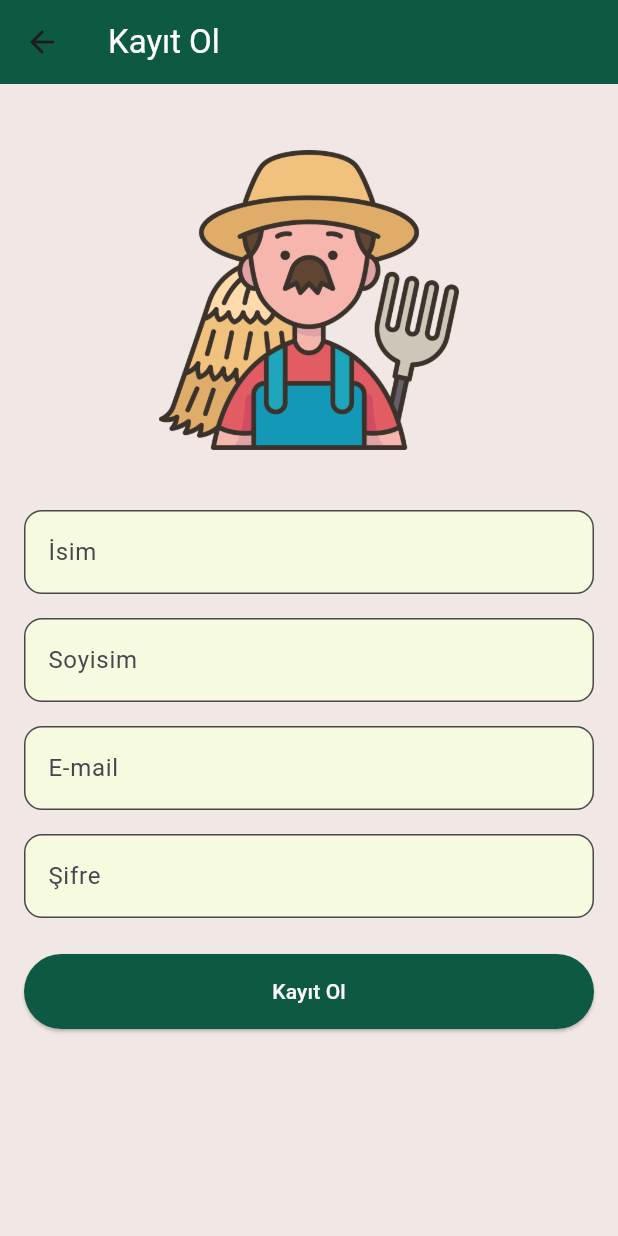
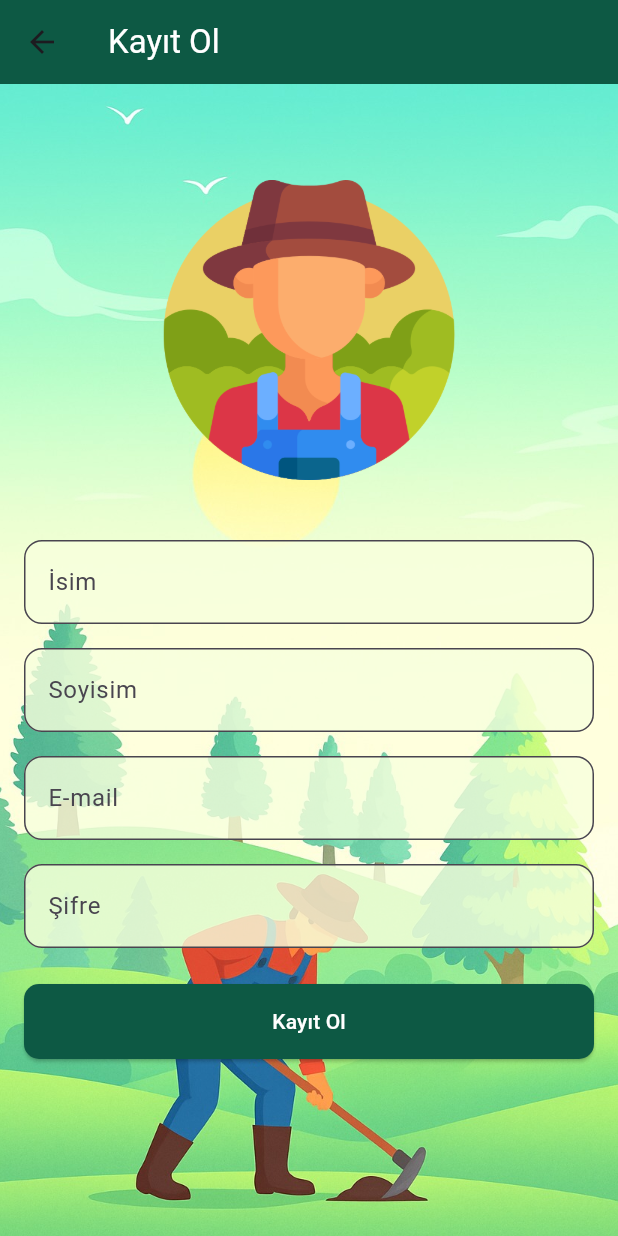
Before and after one commit to amessyrem/emmi, a Flutter app: the RegisterScreen screen opened directly, on a phone screen of 412 x 824 dp. Run offline on Flutter 3.47's test engine with Material 3 defaults, Android fonts, the phone set to English and light mode, and no system bars; our stand-ins replace cloud_firestore, firebase_auth, firebase_core, lottie; accounts and stored records are empty; network calls fail; statements that could not run were skipped.

Commit message:
bazı ekranlarda arayüz düzenlemesine gidildi

```diff
--- a/lib/screens/producer_screen.dart
+++ b/lib/screens/producer_screen.dart
@@ -54,7 +54,11 @@ class _ProducerScreenState extends State<ProducerScreen> with SingleTickerProvid
         backgroundColor: Color(0xFF0D5944),
         actions: [
           IconButton(
-            icon: const Icon(Icons.account_circle, color: Color(0xFFFFFFFF)),
+            icon: Image.asset(
+              'assets/images/emmim.png',
+              width: 30,
+              height: 30,
+            ),
             onPressed: _toggleProfilePanel,
           ),
         ],
--- a/lib/screens/register_screen.dart
+++ b/lib/screens/register_screen.dart
@@ -10,15 +10,14 @@ class RegisterScreen extends StatefulWidget {
 class _RegisterScreenState extends State<RegisterScreen> {
   final TextEditingController emailController = TextEditingController();
   final TextEditingController passwordController = TextEditingController();
-  final TextEditingController nameController = TextEditingController();     // İSİM
-  final TextEditingController surnameController = TextEditingController();  // SOYİSİM
+  final TextEditingController nameController = TextEditingController();
+  final TextEditingController surnameController = TextEditingController();
 
   bool isLoading = false;
 
   Future<void> _registerUser() async {
     setState(() => isLoading = true);
     try {
-      // Firebase Auth ile kullanıcı oluştur
       UserCredential userCredential = await FirebaseAuth.instance.createUserWithEmailAndPassword(
         email: emailController.text.trim(),
         password: passwordController.text,
@@ -26,7 +25,6 @@ class _RegisterScreenState extends State<RegisterScreen> {
 
       User? user = userCredential.user;
 
-      // Firestore'a kullanıcıyı ekle
       await FirebaseFirestore.instance.collection('kullanicilar').doc(user!.uid).set({
         'email': user.email,
         'sifre': passwordController.text.trim(),
@@ -38,7 +36,7 @@ class _RegisterScreenState extends State<RegisterScreen> {
       ScaffoldMessenger.of(context).showSnackBar(
         SnackBar(content: Text("Kayıt başarılı!")),
       );
-      Navigator.pop(context); // Login ekranına dön
+      Navigator.pop(context);
     } on FirebaseAuthException catch (e) {
       String message = "Bir hata oluştu.";
       if (e.code == 'email-already-in-use') {
@@ -55,25 +53,35 @@ class _RegisterScreenState extends State<RegisterScreen> {
   @override
   Widget build(BuildContext context) {
     return Scaffold(
-      appBar: AppBar(title: Text("Kayıt Ol" ,
-        style: TextStyle(color: Color(0xFFFFFFFF)),),
-          backgroundColor: Color(0xFF0D5944)),
+      appBar: AppBar(
+        title: Text(
+          "Kayıt Ol",
+          style: TextStyle(color: Colors.white),
+        ),
+        backgroundColor: Color(0xFF0D5944),
+      ),
       backgroundColor: Color(0xFFF1E7E4),
-      body: SingleChildScrollView( // Taşmaları önlemek için
-        child: Padding(
-          padding: const EdgeInsets.symmetric(horizontal: 16, vertical: 4),
+      body: Stack(
+        fit: StackFit.expand,
+        children: [
+          Image.asset(
+            'assets/images/background.jpg',
+            fit: BoxFit.cover,
+          ),
+          SafeArea(
+            child: SingleChildScrollView(
+              padding: const EdgeInsets.symmetric(horizontal: 16, vertical: 24),
               child: Column(
-            mainAxisAlignment: MainAxisAlignment.start,
+                crossAxisAlignment: CrossAxisAlignment.stretch,
                 children: [
                   SizedBox(height: 40),
                   Image.asset(
-                'assets/images/farmer2.png',
+                    'assets/images/emmim.png',
                     width: 200,
                     height: 200,
                   ),
                   SizedBox(height: 40),
 
-              // İsim
                   TextField(
                     controller: nameController,
                     decoration: InputDecoration(
@@ -82,10 +90,10 @@ class _RegisterScreenState extends State<RegisterScreen> {
                       filled: true,
                       border: OutlineInputBorder(borderRadius: BorderRadius.circular(12)),
                     ),
+                    textInputAction: TextInputAction.next,
                   ),
                   SizedBox(height: 16),
 
-              // Soyisim
                   TextField(
                     controller: surnameController,
                     decoration: InputDecoration(
@@ -94,10 +102,10 @@ class _RegisterScreenState extends State<RegisterScreen> {
                       filled: true,
                       border: OutlineInputBorder(borderRadius: BorderRadius.circular(12)),
                     ),
+                    textInputAction: TextInputAction.next,
                   ),
                   SizedBox(height: 16),
 
-              // E-mail
                   TextField(
                     controller: emailController,
                     decoration: InputDecoration(
@@ -106,10 +114,11 @@ class _RegisterScreenState extends State<RegisterScreen> {
                       filled: true,
                       border: OutlineInputBorder(borderRadius: BorderRadius.circular(12)),
                     ),
+                    keyboardType: TextInputType.emailAddress,
+                    textInputAction: TextInputAction.next,
                   ),
                   SizedBox(height: 16),
 
-              // Şifre
                   TextField(
                     controller: passwordController,
                     obscureText: true,
@@ -119,24 +128,28 @@ class _RegisterScreenState extends State<RegisterScreen> {
                       filled: true,
                       border: OutlineInputBorder(borderRadius: BorderRadius.circular(12)),
                     ),
+                    textInputAction: TextInputAction.done,
                   ),
                   SizedBox(height: 24),
 
                   isLoading
-                  ? CircularProgressIndicator()
+                      ? Center(child: CircularProgressIndicator())
                       : ElevatedButton(
                     onPressed: _registerUser,
                     child: Text("Kayıt Ol"),
                     style: ElevatedButton.styleFrom(
                       backgroundColor: Color(0xFF0D5944),
-                  foregroundColor: Color(0xFFFFFFFF), // Yazı rengi burada
+                      foregroundColor: Colors.white,
                       minimumSize: Size(double.infinity, 50),
+                      shape: RoundedRectangleBorder(borderRadius: BorderRadius.circular(10)),
                     ),
                   ),
                 ],
               ),
             ),
           ),
+        ],
+      ),
     );
   }
 }
```
Also changed, not shown: lib/screens/categories/legumes_screen.dart (+73 -56 lines), lib/screens/home_screen.dart (+18 -6 lines), assets/images/back4.png (added), assets/images/background2.png (added), assets/images/background3.png (added), assets/images/emmim.jpg (deleted), assets/images/farm-house.png (deleted), assets/images/farmer.png (deleted), assets/images/farmer2.png (deleted), assets/images/pngwing.com (1).png (deleted), assets/images/pngwing.com.png (deleted). Lines whose indentation alone changed are shown as unchanged.
